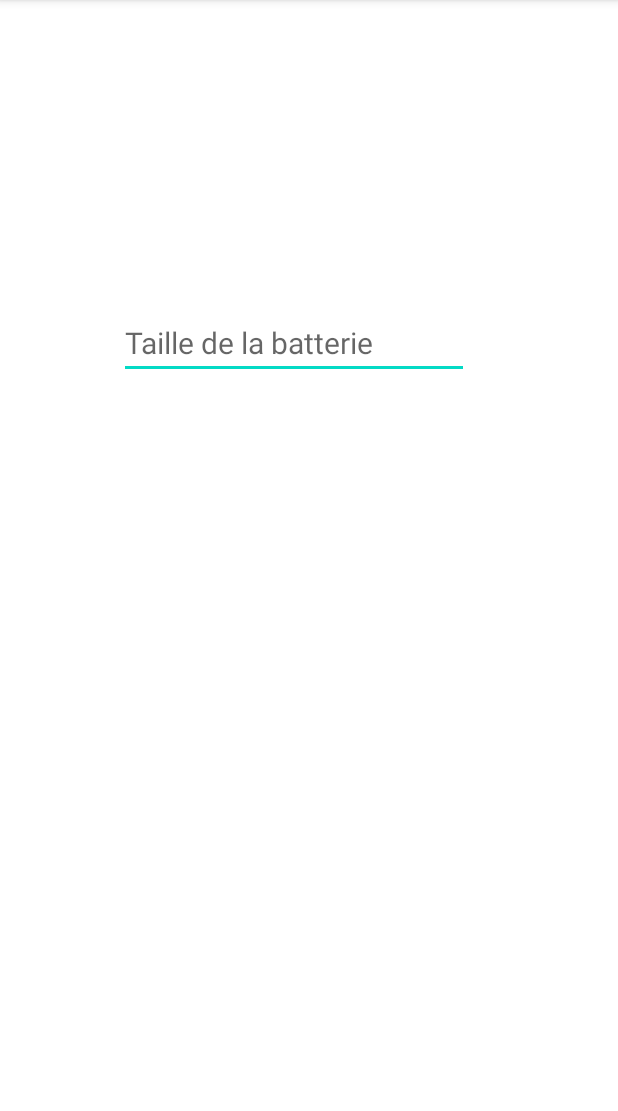
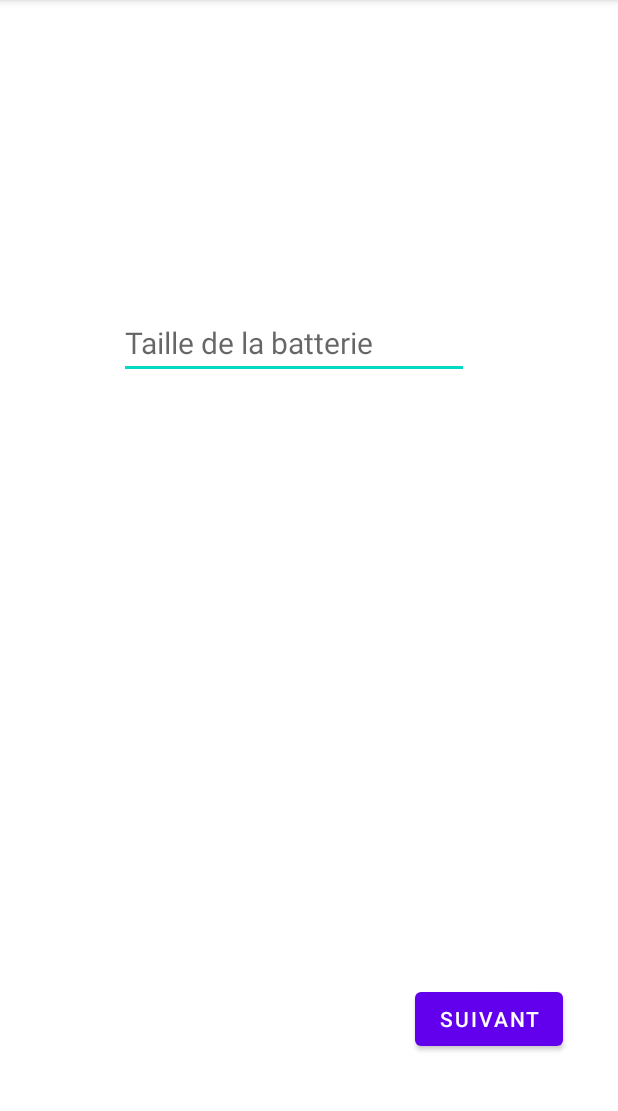
Before and after one commit to ernivani/rechComp, an Android app: the screen it shows after launch (MainActivity), on a phone screen of 412 x 824 dp, the part 84-1195 px from its top. Run offline under Robolectric (Android 15) with nearby library versions, the phone set to English and light mode, and no system bars.

Commit message:
button and text get values on button click

```diff
--- a/app/src/main/java/fr/ernicani/rechcom/MainActivity.kt
+++ b/app/src/main/java/fr/ernicani/rechcom/MainActivity.kt
@@ -2,6 +2,9 @@ package fr.ernicani.rechcom
 
 import androidx.appcompat.app.AppCompatActivity
 import android.os.Bundle
+import android.widget.Button
+import android.widget.TextView
+
 
 class MainActivity : AppCompatActivity() {
     override fun onCreate(savedInstanceState: Bundle?) {
@@ -9,5 +12,20 @@ class MainActivity : AppCompatActivity() {
         setContentView(R.layout.activity_main)
 
 
+
+        var BattSize: String? = null // works
+
+
+        val nextButton = findViewById<Button>(R.id.suivantButt)
+        val BattSizeText = findViewById<TextView>(R.id.tailleBatt)
+
+        nextButton.setOnClickListener {
+            if (BattSize == null) {
+                BattSize = BattSizeText.text.toString()
+            }
+            else {
+                BattSizeText.text = BattSize
+            }
+        }
     }
 }
--- a/app/src/main/res/layout/activity_main.xml
+++ b/app/src/main/res/layout/activity_main.xml
@@ -33,6 +33,17 @@
         app:layout_constraintTop_toTopOf="parent"
         app:layout_constraintVertical_bias="0.284" />
 
+    <Button
+        android:id="@+id/suivantButt"
+        android:layout_width="wrap_content"
+        android:layout_height="wrap_content"
+        android:text="@string/TextSuivantButt"
+        app:layout_constraintBottom_toBottomOf="parent"
+        app:layout_constraintEnd_toEndOf="parent"
+        app:layout_constraintHorizontal_bias="0.884"
+        app:layout_constraintStart_toStartOf="parent"
+        app:layout_constraintTop_toTopOf="parent"
+        app:layout_constraintVertical_bias="0.91"/>
 
 
 </androidx.constraintlayout.widget.ConstraintLayout>
```
